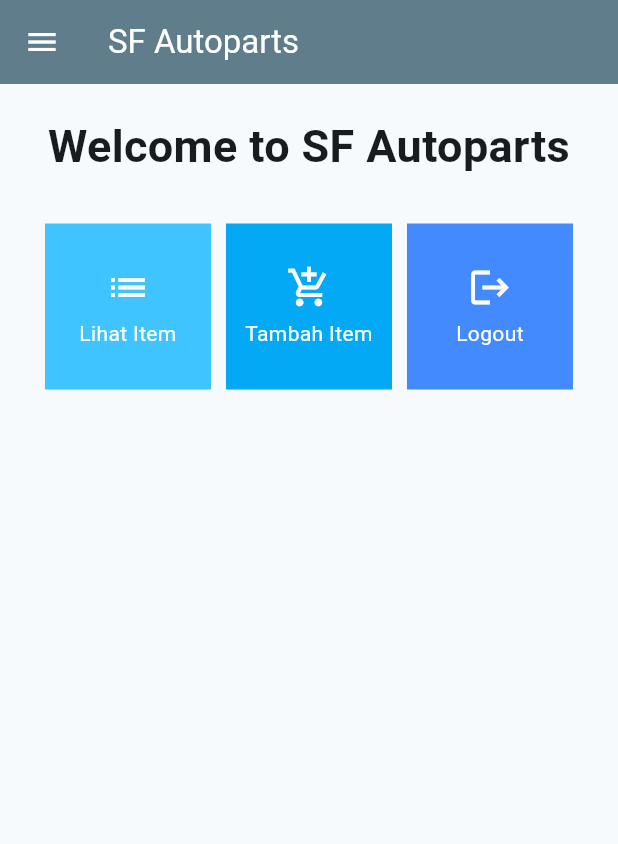
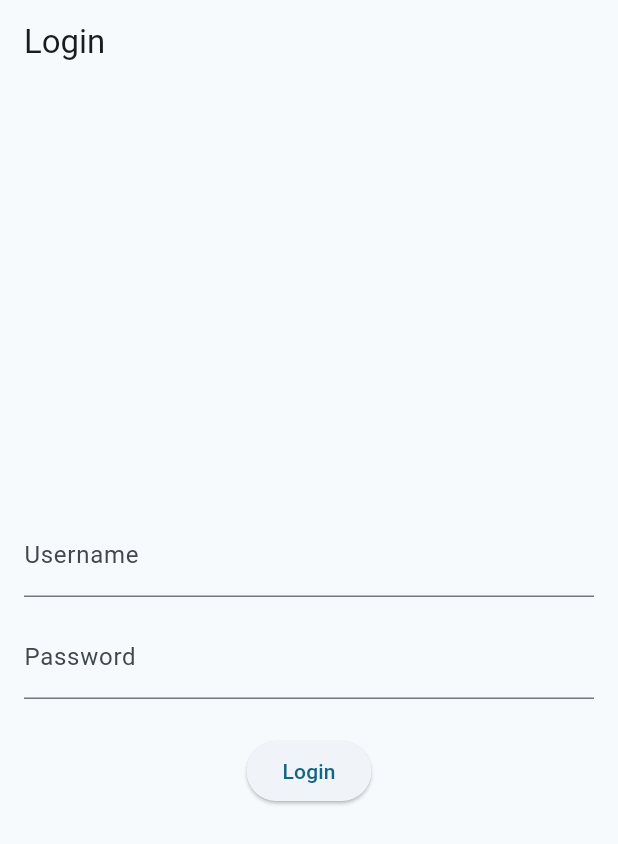
Before and after one commit to SamuelFarrel/sf-autoparts-mobile, a Flutter app: the screen it shows after launch, on a phone screen of 412 x 824 dp. Shown: the top 844 px of the screen. Run offline on Flutter 3.47's test engine with Material 2 defaults, Android fonts, the phone set to English and light mode, and no system bars; missing offline and left inert: pbp_django_auth.

Commit message:
tugas 9 selesai

```diff
--- /dev/null
+++ b/lib/login.dart
@@ -0,0 +1,113 @@
+import 'package:sf_autoparts/menu.dart';
+import 'package:flutter/material.dart';
+import 'package:pbp_django_auth/pbp_django_auth.dart';
+import 'package:provider/provider.dart';
+
+void main() {
+  runApp(const LoginApp());
+}
+
+class LoginApp extends StatelessWidget {
+  const LoginApp({super.key});
+
+  @override
+  Widget build(BuildContext context) {
+    return MaterialApp(
+      title: 'Login',
+      theme: ThemeData(
+        primarySwatch: Colors.blue,
+      ),
+      home: const LoginPage(),
+    );
+  }
+}
+
+class LoginPage extends StatefulWidget {
+  const LoginPage({super.key});
+
+  @override
+  _LoginPageState createState() => _LoginPageState();
+}
+
+class _LoginPageState extends State<LoginPage> {
+  final TextEditingController _usernameController = TextEditingController();
+  final TextEditingController _passwordController = TextEditingController();
+
+  @override
+  Widget build(BuildContext context) {
+    final request = context.watch<CookieRequest>();
+    return Scaffold(
+      appBar: AppBar(
+        title: const Text('Login'),
+      ),
+      body: Container(
+        padding: const EdgeInsets.all(16.0),
+        child: Column(
+          mainAxisAlignment: MainAxisAlignment.center,
+          children: [
+            TextField(
+              controller: _usernameController,
+              decoration: const InputDecoration(
+                labelText: 'Username',
+              ),
+            ),
+            const SizedBox(height: 12.0),
+            TextField(
+              controller: _passwordController,
+              decoration: const InputDecoration(
+                labelText: 'Password',
+              ),
+              obscureText: true,
+            ),
+            const SizedBox(height: 24.0),
+            ElevatedButton(
+              onPressed: () async {
+                String username = _usernameController.text;
+                String password = _passwordController.text;
+
+                // Cek kredensial
+                // Untuk menyambungkan Android emulator dengan Django pada localhost,
+                // gunakan URL http://10.0.2.2/
+                final response = await request.login("https://samuel-farrel-tugas.pbp.cs.ui.ac.id/auth/login/", {
+                  'username': username,
+                  'password': password,
+                });
+
+                if (request.loggedIn) {
+                  String message = response['message'];
+                  String uname = response['username'];
+                  Navigator.pushReplacement(
+                    context,
+                    MaterialPageRoute(builder: (context) => MyHomePage()),
+                  );
+                  ScaffoldMessenger.of(context)
+                    ..hideCurrentSnackBar()
+                    ..showSnackBar(
+                        SnackBar(content: Text("$message Selamat datang, $uname.")));
+                } else {
+                  showDialog(
+                    context: context,
+                    builder: (context) => AlertDialog(
+                      title: const Text('Login Gagal'),
+                      content:
+                      Text(response['message']),
+                      actions: [
+                        TextButton(
+                          child: const Text('OK'),
+                          onPressed: () {
+                            Navigator.pop(context);
+                          },
+                        ),
+                      ],
+                    ),
+                  );
+                }
+              },
+              child: const Text('Login'),
+            ),
+          ],
+        ),
+      ),
+    );
+  }
+}
--- a/lib/main.dart
+++ b/lib/main.dart
@@ -1,38 +1,30 @@
 import 'package:flutter/material.dart';
-import 'package:sf_autoparts/menu.dart';
+import 'package:pbp_django_auth/pbp_django_auth.dart';
+import 'package:provider/provider.dart';
+import 'package:sf_autoparts/login.dart';
 
 void main() {
   runApp(const MyApp());
 }
 
 class MyApp extends StatelessWidget {
-  const MyApp({super.key});
+  const MyApp({Key? key}) : super(key: key);
 
-  // This widget is the root of your application.
   @override
   Widget build(BuildContext context) {
-    return MaterialApp(
-      title: 'Flutter Demo',
-      theme: ThemeData(
-        // This is the theme of your application.
-        //
-        // TRY THIS: Try running your application with "flutter run". You'll see
-        // the application has a blue toolbar. Then, without quitting the app,
-        // try changing the seedColor in the colorScheme below to Colors.green
-        // and then invoke "hot reload" (save your changes or press the "hot
-        // reload" button in a Flutter-supported IDE, or press "r" if you used
-        // the command line to start the app).
-        //
-        // Notice that the counter didn't reset back to zero; the application
-        // state is not lost during the reload. To reset the state, use hot
-        // restart instead.
-        //
-        // This works for code too, not just values: Most code changes can be
-        // tested with just a hot reload.
-        colorScheme: ColorScheme.fromSeed(seedColor: Colors.blueGrey),
-        useMaterial3: true,
+    return Provider(
+      create: (_) {
+        CookieRequest request = CookieRequest();
+        return request;
+      },
+      child: MaterialApp(
+          title: 'SF Autoparts',
+          theme: ThemeData(
+            colorScheme: ColorScheme.fromSeed(seedColor: Colors.blueGrey),
+            useMaterial3: true,
+          ),
+          home: LoginPage()
       ),
-      home: MyHomePage(),
     );
   }
 }
--- a/lib/widgets/left_drawer.dart
+++ b/lib/widgets/left_drawer.dart
@@ -58,7 +58,7 @@
               Navigator.pushReplacement(
                   context,
                   MaterialPageRoute(
-                    builder: (context) => ShowItems(itemList: Item.itemList),
+                    builder: (context) => ShowItems(),
                   )
               );
             },
--- a/pubspec.yaml
+++ b/pubspec.yaml
@@ -35,6 +35,9 @@
   # The following adds the Cupertino Icons font to your application.
   # Use with the CupertinoIcons class for iOS style icons.
   cupertino_icons: ^1.0.2
+  provider: ^6.1.1
+  pbp_django_auth: ^0.4.0
+  http: ^1.1.0
 
 dev_dependencies:
   flutter_test:
```
Also changed, not shown: lib/form.dart (+93 -47 lines), lib/item_details.dart (added, +53 -0 lines), lib/menu.dart (+27 -2 lines), lib/models/item.dart (added, +73 -0 lines), lib/show_products.dart (+87 -54 lines), pubspec.lock, 3 other files.
